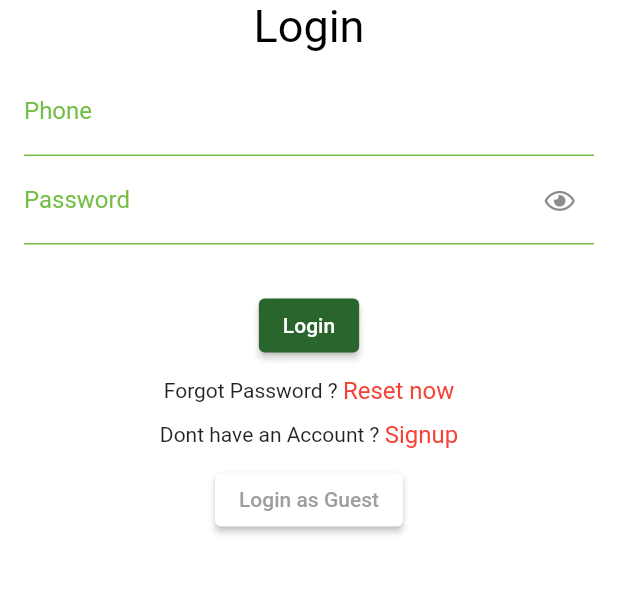
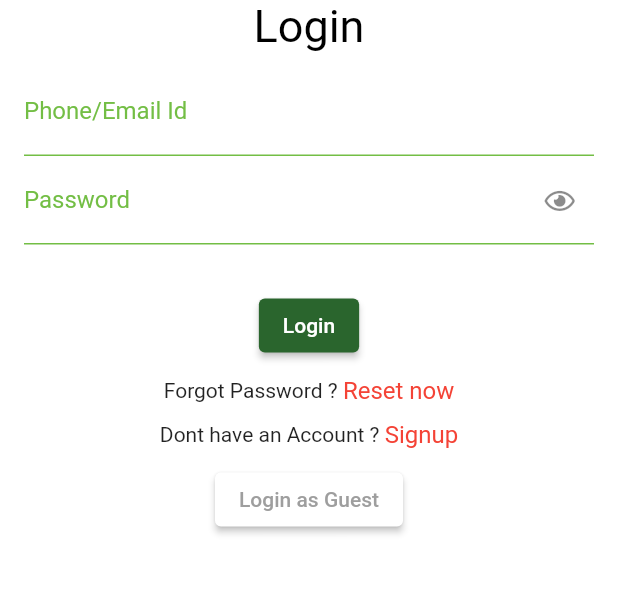
Before and after one commit to AnIntl2021/homelyyMain, a Flutter app: the screen it shows after launch, on a phone screen of 412 x 824 dp, the part 510-1105 px from its top. Run offline on Flutter 3.47's test engine with Material 2 defaults, Android fonts, the phone set to English and light mode, and no system bars; our stand-ins replace animated_text_kit, badges, carousel_pro, cloud_firestore, firebase_auth, firebase_core and 12 more; missing offline and left inert: adr_in_app_review, contactus, currency_picker, dropdown_below, firebase_phone_auth_handler, flutter_carousel_slider and 7 more; accounts and stored records are empty; Roboto replaces fonts that are missing (Arvo).

Commit message:
For Ios 24-02

```diff
--- a/lib/Screens/Cart/cartPage.dart
+++ b/lib/Screens/Cart/cartPage.dart
@@ -95,7 +95,7 @@ class _CartPageState extends State<CartPage> {
       var getcutInt =
       getcut == "" ? int.parse("0") : int.parse(getcut);
 
-      savings += getcut == "" ? 0 : c - getcutInt;
+      savings += getcut == "0" ? 0 : c - getcutInt;
       subtotal += c;
       print("cartPriceLoop $c");
 
--- a/lib/Screens/login/loginScreen.dart
+++ b/lib/Screens/login/loginScreen.dart
@@ -46,6 +46,7 @@ class _LoginScreenState extends State<LoginScreen> {
   LocationData _locationData;
   var userLatitude = "";
   var userLongitude = "";
+  bool loading = false;
 
   Future<LocationData> getLocation() async {
     _serviceEnabled = await location.serviceEnabled();
@@ -114,13 +115,15 @@ class _LoginScreenState extends State<LoginScreen> {
                   height: 10,
                 ),
                 buildTextField(
-                    "Enter Registered Phone Number", "Phone", phoneText),
+                    "Enter Registered Phone or Email id", "Phone/Email Id", phoneText),
                 buildTextField(
                     "Enter Password", "Password", passwordController),
                 SizedBox(
                   height: 30,
                 ),
-                ElevatedButton(
+              loading ? Center(
+                child: CircularProgressIndicator(color: kgreen,),
+              )  : ElevatedButton(
                     style: ButtonStyle(
                         backgroundColor: MaterialStateProperty.all(kdarkgreen)),
                     onPressed: () {
@@ -129,6 +132,9 @@ class _LoginScreenState extends State<LoginScreen> {
 
                       if (phoneText.text.isNotEmpty &&
                           passwordController.text.isNotEmpty) {
+                        setState(() {
+                          loading = true;
+                        });
                         AllApi()
                             .getUser(phoneText.text
                                 .replaceAll("+", "")
@@ -154,11 +160,16 @@ class _LoginScreenState extends State<LoginScreen> {
                                   jsonEncode(users), users.phone);
 
                               print("getting user ${users.name}");
-
+                            setState(() {
+                              loading = false;
+                            });
                               Get.off(Homepage(
                                 userRef: users.phone,
                               ));
                             } else {
+                              setState(() {
+                                loading = false;
+                              });
                               Fluttertoast.showToast(msg: "Incorrect Password");
                             }
                           }
@@ -296,13 +307,13 @@ class _LoginScreenState extends State<LoginScreen> {
       style: TextStyle(color: kdarkgreen),
       controller: controller,
       keyboardType:
-          label == "Phone" ? TextInputType.number : TextInputType.text,
-      obscureText: label == "Phone" ? false : obsecureText,
+          TextInputType.text,
+      obscureText: label != "Password" ? false : obsecureText,
       textAlign: TextAlign.center,
 
       // autofocus: true,
       decoration: InputDecoration(
-        suffixIcon: label == "Phone" || label == "Email"
+        suffixIcon: label != "Password" || label == "Email"
             ? null
             : IconButton(
                 onPressed: () {
--- a/lib/component/api.dart
+++ b/lib/component/api.dart
@@ -154,7 +154,7 @@ class AllApi {
 
   Future postUser(UserModel usermodel) async {
 
-    var userGetURL = Uri.parse("${conurl}userpost?ref=${usermodel.phone}");
+    var userGetURL = Uri.parse("https://data.mongodb-api.com/app/application-0-aveoz/endpoint/Homelyy/userpost?ref=${usermodel.phone}");
 
     var response = await http.post(userGetURL,body: {
       "name" : usermodel.name,
@@ -191,7 +191,7 @@ class AllApi {
   Future getUser(String ref) async {
     print("prionting ref = $ref");
 
-    var userGetURL = Uri.parse("${conurl}userget?ref=$ref");
+    var userGetURL = Uri.parse("https://data.mongodb-api.com/app/application-0-aveoz/endpoint/Homelyy/userget?ref=$ref");
 
 
     var response = await http.get(userGetURL,headers: {'Content-Type': 'application/json'});
--- a/pubspec.yaml
+++ b/pubspec.yaml
@@ -16,7 +16,7 @@ publish_to: 'none' # Remove this line if you wish to publish to pub.dev
 # Read more about iOS versioning at
 # https://developer.apple.com/library/archive/documentation/General/Reference/InfoPlistKeyReference/Articles/CoreFoundationKeys.html
 
-version: 11.2.2+13
+version: 11.5.5+16
 
 environment:
   sdk: ">=2.2.0 <3.0.0"
```
Also changed, not shown: lib/Screens/UserProfile/userProfile.dart (+24 -6 lines).
